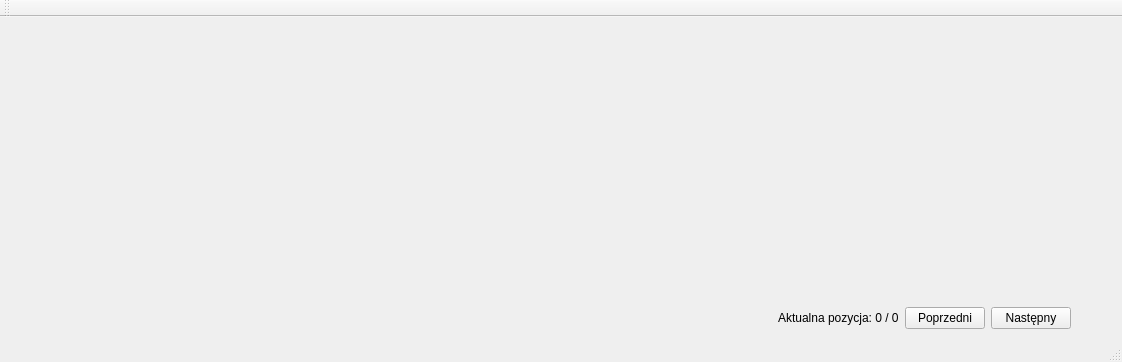
Qt form src/gui/gui.ui (klemenagh/inzynier) before a commit.
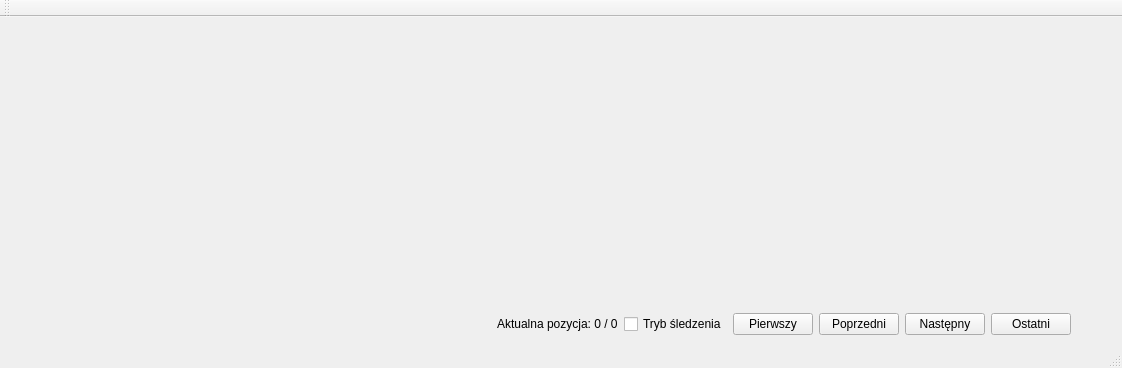
The same form after that commit.

What changed in the file:
```diff
--- a/src/gui/gui.ui
+++ b/src/gui/gui.ui
@@ -7,7 +7,7 @@
     <x>0</x>
     <y>0</y>
     <width>1120</width>
-    <height>362</height>
+    <height>368</height>
    </rect>
   </property>
   <property name="windowTitle">
@@ -77,6 +77,20 @@
         </property>
        </widget>
       </item>
+      <item>
+       <widget class="QCheckBox" name="automaticModeCheckBox">
+        <property name="text">
+         <string>Tryb śledzenia</string>
+        </property>
+       </widget>
+      </item>
+      <item>
+       <widget class="QPushButton" name="vehicleFirst">
+        <property name="text">
+         <string>Pierwszy</string>
+        </property>
+       </widget>
+      </item>
       <item>
        <widget class="QPushButton" name="vehiclePrevious">
         <property name="text">
@@ -91,6 +105,13 @@
         </property>
        </widget>
       </item>
+      <item>
+       <widget class="QPushButton" name="vehicleLast">
+        <property name="text">
+         <string>Ostatni</string>
+        </property>
+       </widget>
+      </item>
       <item>
        <spacer name="horizontalSpacer_3">
         <property name="orientation">
```
